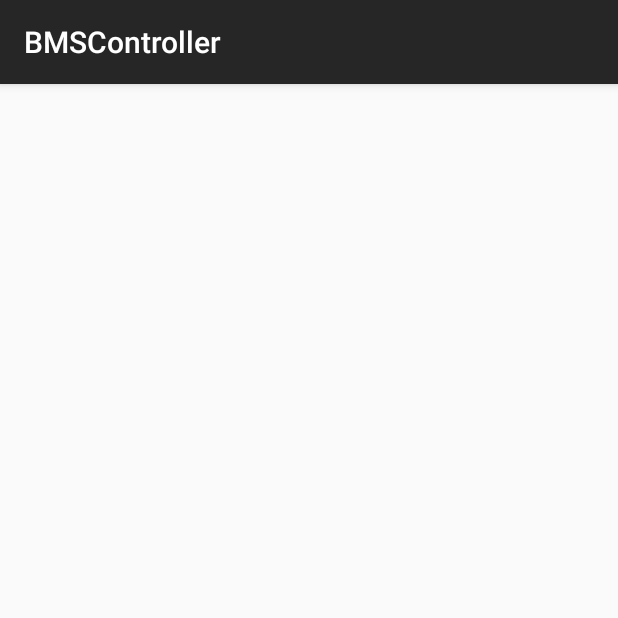
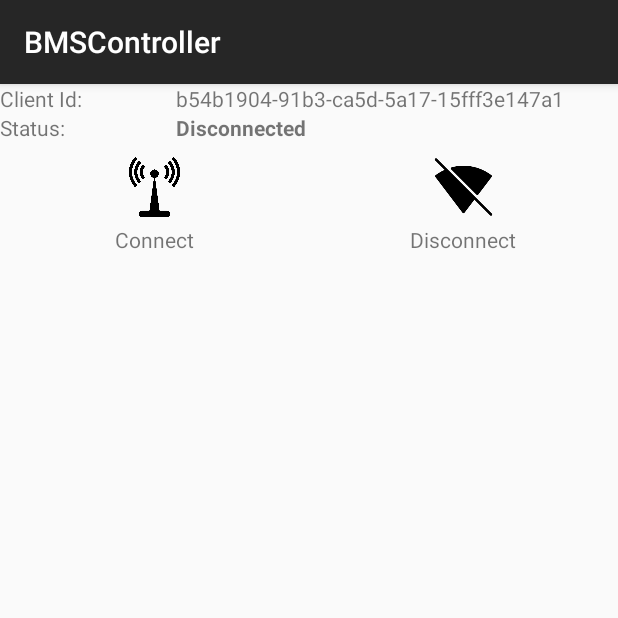
Before and after one commit to LeonMulvaney/IoTProject, an Android app: the ControlPanel screen opened directly, with no data from a screen before it, on a phone screen of 412 x 824 dp, the top half of it. Run offline under Robolectric (Android 15) with nearby library versions, the phone set to English and light mode, and no system bars; libraries missing offline, so code that uses them is left out: com.amazonaws.auth, com.amazonaws.mobileconnectors, com.amazonaws.regions, com.amazonaws.services; 20 statements that could not run were skipped.

Commit message:
Changes to GUI and Java Code - ControlPanel Page

```diff
--- a/app/src/main/java/ie/ncirl/x14445618student/bmscontroller/ControlPanel.java
+++ b/app/src/main/java/ie/ncirl/x14445618student/bmscontroller/ControlPanel.java
@@ -1,13 +1,257 @@
 package ie.ncirl.x14445618student.bmscontroller;
 
+import android.graphics.Color;
 import android.support.v7.app.AppCompatActivity;
 import android.os.Bundle;
+import android.util.Log;
+import android.view.View;
+import android.widget.Button;
+import android.widget.ImageButton;
+import android.widget.TextView;
+
+import com.amazonaws.auth.CognitoCachingCredentialsProvider;
+import com.amazonaws.mobileconnectors.iot.AWSIotKeystoreHelper;
+import com.amazonaws.mobileconnectors.iot.AWSIotMqttClientStatusCallback;
+import com.amazonaws.mobileconnectors.iot.AWSIotMqttLastWillAndTestament;
+import com.amazonaws.mobileconnectors.iot.AWSIotMqttManager;
+import com.amazonaws.mobileconnectors.iot.AWSIotMqttQos;
+import com.amazonaws.regions.Region;
+import com.amazonaws.regions.Regions;
+import com.amazonaws.services.iot.AWSIotClient;
+import com.amazonaws.services.iot.model.AttachPrincipalPolicyRequest;
+import com.amazonaws.services.iot.model.CreateKeysAndCertificateRequest;
+import com.amazonaws.services.iot.model.CreateKeysAndCertificateResult;
+
+import java.security.KeyStore;
+import java.util.UUID;
+
+import static ie.ncirl.x14445618student.bmscontroller.TestConnection.LOG_TAG;
 
 public class ControlPanel extends AppCompatActivity {
+    // --- Constants to modify per your configuration ---
+
+    // IoT endpoint
+    // AWS Iot CLI describe-endpoint call returns: XXXXXXXXXX.iot.<region>.amazonaws.com
+    private static final String CUSTOMER_SPECIFIC_ENDPOINT = "awgcjdf2esnf9.iot.eu-west-1.amazonaws.com";
+    // Cognito pool ID. For this app, pool needs to be unauthenticated pool with
+    // AWS IoT permissions.
+    private static final String COGNITO_POOL_ID = "eu-west-1:6031d169-6bb0-41f2-873f-cd4fc8251724";
+    // Name of the AWS IoT policy to attach to a newly created certificate
+    private static final String AWS_IOT_POLICY_NAME = "BmsPiPolicy";
+
+    // Region of AWS IoT
+    private static final Regions MY_REGION = Regions.EU_WEST_1;
+    // Filename of KeyStore file on the filesystem
+    private static final String KEYSTORE_NAME = "iot_keystore";
+    // Password for the private key in the KeyStore
+    private static final String KEYSTORE_PASSWORD = "password";
+    // Certificate and key aliases in the KeyStore
+    private static final String CERTIFICATE_ID = "f53e54d260fdb97cb082d4d07f33608d723b4a718341333afa275d26a1f2088b";
+
+    AWSIotClient mIotAndroidClient;
+    AWSIotMqttManager mqttManager;
+    String clientId;
+    String keystorePath;
+    String keystoreName;
+    String keystorePassword;
+
+    KeyStore clientKeyStore = null;
+    String certificateId;
+
+    CognitoCachingCredentialsProvider credentialsProvider;
+
+    //Declare Views
+    ImageButton btnConnect;
+    ImageButton btnDisconnect;
+
+    TextView tvClientId;
+    TextView tvStatus;
 
     @Override
     protected void onCreate(Bundle savedInstanceState) {
         super.onCreate(savedInstanceState);
         setContentView(R.layout.activity_control_panel);
+
+        //Target Views
+        btnConnect = findViewById(R.id.btnConnect);
+        tvClientId = findViewById(R.id.tvClientId);
+        tvStatus = findViewById(R.id.tvStatus);
+
+
+        // MQTT client IDs are required to be unique per AWS IoT account.
+        // This UUID is "practically unique" but does not _guarantee_
+        // uniqueness.
+        clientId = UUID.randomUUID().toString();
+        tvClientId.setText(clientId);
+
+        // Initialize the AWS Cognito credentials provider
+        credentialsProvider = new CognitoCachingCredentialsProvider(
+                getApplicationContext(), // context
+                COGNITO_POOL_ID, // Identity Pool ID
+                MY_REGION // Region
+        );
+
+        Region region = Region.getRegion(MY_REGION);
+
+        // MQTT Client
+        mqttManager = new AWSIotMqttManager(clientId, CUSTOMER_SPECIFIC_ENDPOINT);
+
+        // Set keepalive to 10 seconds.  Will recognize disconnects more quickly but will also send
+        // MQTT pings every 10 seconds.
+        mqttManager.setKeepAlive(10);
+
+        // Set Last Will and Testament for MQTT.  On an unclean disconnect (loss of connection)
+        // AWS IoT will publish this message to alert other clients.
+        AWSIotMqttLastWillAndTestament lwt = new AWSIotMqttLastWillAndTestament("my/lwt/topic",
+                "Android client lost connection", AWSIotMqttQos.QOS0);
+        mqttManager.setMqttLastWillAndTestament(lwt);
+
+        // IoT Client (for creation of certificate if needed)
+        mIotAndroidClient = new AWSIotClient(credentialsProvider);
+        mIotAndroidClient.setRegion(region);
+
+        keystorePath = getFilesDir().getPath();
+        keystoreName = KEYSTORE_NAME;
+        keystorePassword = KEYSTORE_PASSWORD;
+        certificateId = CERTIFICATE_ID;
+
+        // To load cert/key from keystore on filesystem
+        try {
+            if (AWSIotKeystoreHelper.isKeystorePresent(keystorePath, keystoreName)) {
+                if (AWSIotKeystoreHelper.keystoreContainsAlias(certificateId, keystorePath,
+                        keystoreName, keystorePassword)) {
+                    Log.i(LOG_TAG, "Certificate " + certificateId
+                            + " found in keystore - using for MQTT.");
+                    // load keystore from file into memory to pass on connection
+                    clientKeyStore = AWSIotKeystoreHelper.getIotKeystore(certificateId,
+                            keystorePath, keystoreName, keystorePassword);
+                    btnConnect.setEnabled(true);
+                } else {
+                    Log.i(LOG_TAG, "Key/cert " + certificateId + " not found in keystore.");
+                }
+            } else {
+                Log.i(LOG_TAG, "Keystore " + keystorePath + "/" + keystoreName + " not found.");
+            }
+        } catch (Exception e) {
+            Log.e(LOG_TAG, "An error occurred retrieving cert/key from keystore.", e);
+        }
+
+        if (clientKeyStore == null) {
+            Log.i(LOG_TAG, "Cert/key was not found in keystore - creating new key and certificate.");
+
+            new Thread(new Runnable() {
+                @Override
+                public void run() {
+                    try {
+                        // Create a new private key and certificate. This call
+                        // creates both on the server and returns them to the
+                        // device.
+                        CreateKeysAndCertificateRequest createKeysAndCertificateRequest =
+                                new CreateKeysAndCertificateRequest();
+                        createKeysAndCertificateRequest.setSetAsActive(true);
+                        final CreateKeysAndCertificateResult createKeysAndCertificateResult;
+                        createKeysAndCertificateResult =
+                                mIotAndroidClient.createKeysAndCertificate(createKeysAndCertificateRequest);
+                        Log.i(LOG_TAG,
+                                "Cert ID: " +
+                                        createKeysAndCertificateResult.getCertificateId() +
+                                        " created.");
+
+                        // store in keystore for use in MQTT client
+                        // saved as alias "default" so a new certificate isn't
+                        // generated each run of this application
+                        AWSIotKeystoreHelper.saveCertificateAndPrivateKey(certificateId,
+                                createKeysAndCertificateResult.getCertificatePem(),
+                                createKeysAndCertificateResult.getKeyPair().getPrivateKey(),
+                                keystorePath, keystoreName, keystorePassword);
+
+                        // load keystore from file into memory to pass on
+                        // connection
+                        clientKeyStore = AWSIotKeystoreHelper.getIotKeystore(certificateId,
+                                keystorePath, keystoreName, keystorePassword);
+
+                        // Attach a policy to the newly created certificate.
+                        // This flow assumes the policy was already created in
+                        // AWS IoT and we are now just attaching it to the
+                        // certificate.
+                        AttachPrincipalPolicyRequest policyAttachRequest =
+                                new AttachPrincipalPolicyRequest();
+                        policyAttachRequest.setPolicyName(AWS_IOT_POLICY_NAME);
+                        policyAttachRequest.setPrincipal(createKeysAndCertificateResult
+                                .getCertificateArn());
+                        mIotAndroidClient.attachPrincipalPolicy(policyAttachRequest);
+
+                        runOnUiThread(new Runnable() {
+                            @Override
+                            public void run() {
+                                btnConnect.setEnabled(true);
+                            }
+                        });
+                    } catch (Exception e) {
+                        Log.e(LOG_TAG,
+                                "Exception occurred when generating new private key and certificate.",
+                                e);
+                    }
+                }
+            }).start();
+        }
+    } //End of OnCreate
+
+
+    //Method run when the connect button is clicked - Changed from source code to suit project
+    public void connect(View view){
+        Log.d(LOG_TAG, "clientId = " + clientId);
+
+        try {
+            mqttManager.connect(clientKeyStore, new AWSIotMqttClientStatusCallback() {
+                @Override
+                public void onStatusChanged(final AWSIotMqttClientStatus status,
+                                            final Throwable throwable) {
+                    Log.d(LOG_TAG, "Status = " + String.valueOf(status));
+
+                    runOnUiThread(new Runnable() {
+                        @Override
+                        public void run() {
+                            if (status == AWSIotMqttClientStatus.Connecting) {
+                                tvStatus.setText("Connecting...");
+
+                            } else if (status == AWSIotMqttClientStatus.Connected) {
+                                tvStatus.setText("Connected");
+                                //Set text color programatically From: https://stackoverflow.com/questions/8472349/how-to-set-text-color-to-a-text-view-programmatically
+                                tvStatus.setTextColor(Color.parseColor("#008000"));
+
+                            } else if (status == AWSIotMqttClientStatus.Reconnecting) {
+                                if (throwable != null) {
+                                    Log.e(LOG_TAG, "Connection error.", throwable);
+                                }
+                                tvStatus.setText("Reconnecting");
+                            } else if (status == AWSIotMqttClientStatus.ConnectionLost) {
+                                if (throwable != null) {
+                                    Log.e(LOG_TAG, "Connection error.", throwable);
+                                }
+                                tvStatus.setText("Disconnected");
+                                tvStatus.setTextColor(Color.parseColor("#8B0000"));
+                            } else {
+                                tvStatus.setText("Disconnected");
+
+
+                            }
+                        }
+                    });
+                }
+            });
+        } catch (final Exception e) {
+            Log.e(LOG_TAG, "Connection error.", e);
+            tvStatus.setText("Error! " + e.getMessage());
+        }
+
+    }
+
+    public void disconnect(View view){
+        try {
+            mqttManager.disconnect();
+        } catch (Exception e) {
+            Log.e(LOG_TAG, "Disconnect error.", e);
+        }
     }
 }
--- a/app/src/main/res/layout/activity_control_panel.xml
+++ b/app/src/main/res/layout/activity_control_panel.xml
@@ -1,9 +1,124 @@
 <?xml version="1.0" encoding="utf-8"?>
-<android.support.constraint.ConstraintLayout xmlns:android="http://schemas.android.com/apk/res/android"
+<LinearLayout xmlns:android="http://schemas.android.com/apk/res/android"
     xmlns:app="http://schemas.android.com/apk/res-auto"
     xmlns:tools="http://schemas.android.com/tools"
     android:layout_width="match_parent"
     android:layout_height="match_parent"
-    tools:context="ie.ncirl.x14445618student.bmscontroller.ControlPanel">
+    tools:context="ie.ncirl.x14445618student.bmscontroller.ControlPanel"
+    android:orientation="vertical">
 
-</android.support.constraint.ConstraintLayout>
+    <LinearLayout
+        android:layout_width="match_parent"
+        android:layout_height="wrap_content"
+        android:orientation="horizontal" >
+
+        <TextView
+            android:layout_width="0dp"
+            android:layout_height="match_parent"
+            android:layout_weight="2"
+            android:gravity="center_vertical"
+            android:text="Client Id:" />
+
+        <TextView
+            android:id="@+id/tvClientId"
+            android:layout_width="0dp"
+            android:layout_height="match_parent"
+            android:layout_weight="5"
+            android:gravity="center_vertical" />
+    </LinearLayout>
+
+    <LinearLayout
+        android:layout_width="match_parent"
+        android:layout_height="wrap_content"
+        android:orientation="horizontal" >
+
+        <TextView
+            android:layout_width="0dp"
+            android:layout_height="match_parent"
+            android:layout_weight="2"
+            android:gravity="center_vertical"
+            android:text="Status:" />
+
+        <TextView
+            android:id="@+id/tvStatus"
+            android:layout_width="0dp"
+            android:layout_height="match_parent"
+            android:layout_weight="5"
+            android:gravity="center_vertical"
+            android:text="Disconnected"
+            android:textStyle="bold"/>
+    </LinearLayout>
+
+
+    <LinearLayout
+        android:layout_width="fill_parent"
+        android:layout_height="wrap_content"
+        android:orientation="horizontal"
+        android:layout_marginTop="10dp">
+
+        <LinearLayout
+            android:layout_width="fill_parent"
+            android:layout_height="wrap_content"
+            android:layout_weight="1"
+            android:layout_gravity="center">
+
+            <ImageButton
+                android:id="@+id/btnConnect"
+                android:layout_width="40dp"
+                android:layout_height="40dp"
+                android:src="@drawable/connect"
+                android:background="@android:color/transparent"
+                android:layout_weight="1"
+                android:layout_marginRight="30dp"
+                android:layout_marginLeft="30dp"
+                android:adjustViewBounds="true"
+                android:scaleType="fitCenter"
+                android:onClick="connect"/>
+        </LinearLayout>
+
+        <LinearLayout
+            android:layout_width="fill_parent"
+            android:layout_height="wrap_content"
+            android:layout_weight="1">
+
+            <ImageButton
+                android:id="@+id/btnDisconnect"
+                android:layout_width="40dp"
+                android:layout_height="40dp"
+                android:src="@drawable/disconnect"
+                android:background="@android:color/transparent"
+                android:layout_weight="1"
+                android:layout_marginRight="30dp"
+                android:layout_marginLeft="30dp"
+                android:adjustViewBounds="true"
+                android:scaleType="fitCenter"
+                android:onClick="disconnect"/>
+
+        </LinearLayout>
+
+
+    </LinearLayout>
+
+    <LinearLayout
+        android:layout_width="fill_parent"
+        android:layout_height="wrap_content"
+        android:orientation="horizontal"
+        android:layout_marginTop="5dp">
+
+        <TextView
+            android:layout_width="fill_parent"
+            android:layout_height="match_parent"
+            android:text="Connect"
+            android:layout_weight="1"
+            android:textAlignment="center"/>
+
+        <TextView
+            android:layout_width="fill_parent"
+            android:layout_height="match_parent"
+            android:text="Disconnect"
+            android:layout_weight="1"
+            android:textAlignment="center"/>
+
+
+    </LinearLayout>
+</LinearLayout>
```
Also changed, not shown: app/src/main/res/drawable/connect.png (added), app/src/main/res/drawable/disconnect.png (added).
